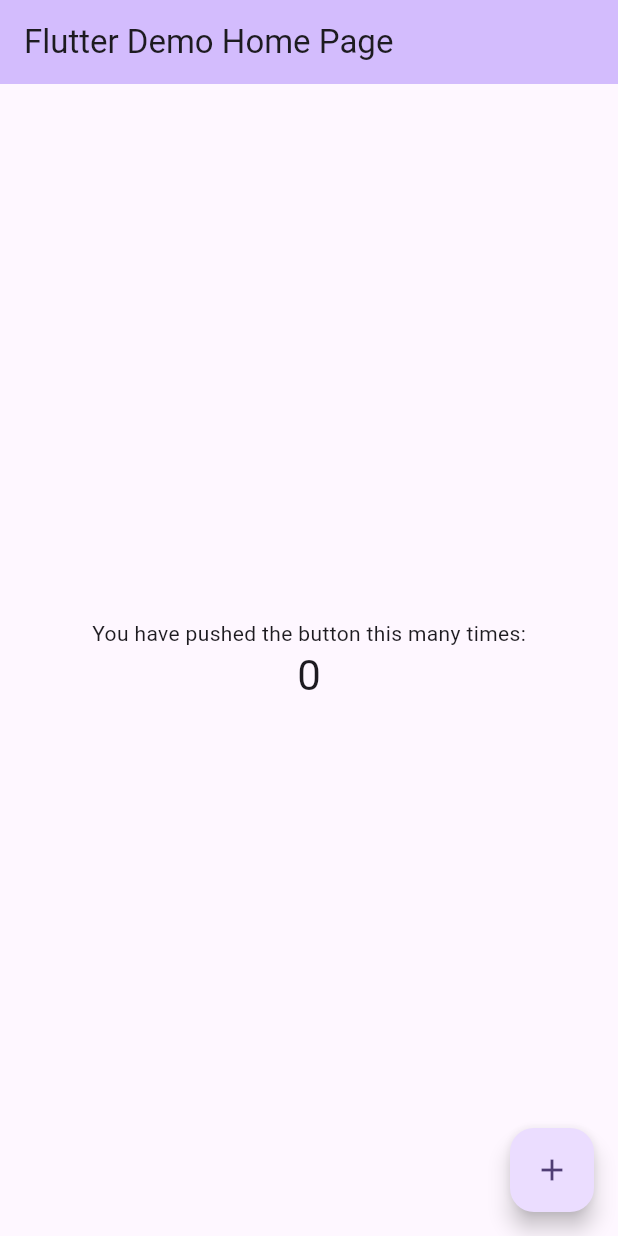
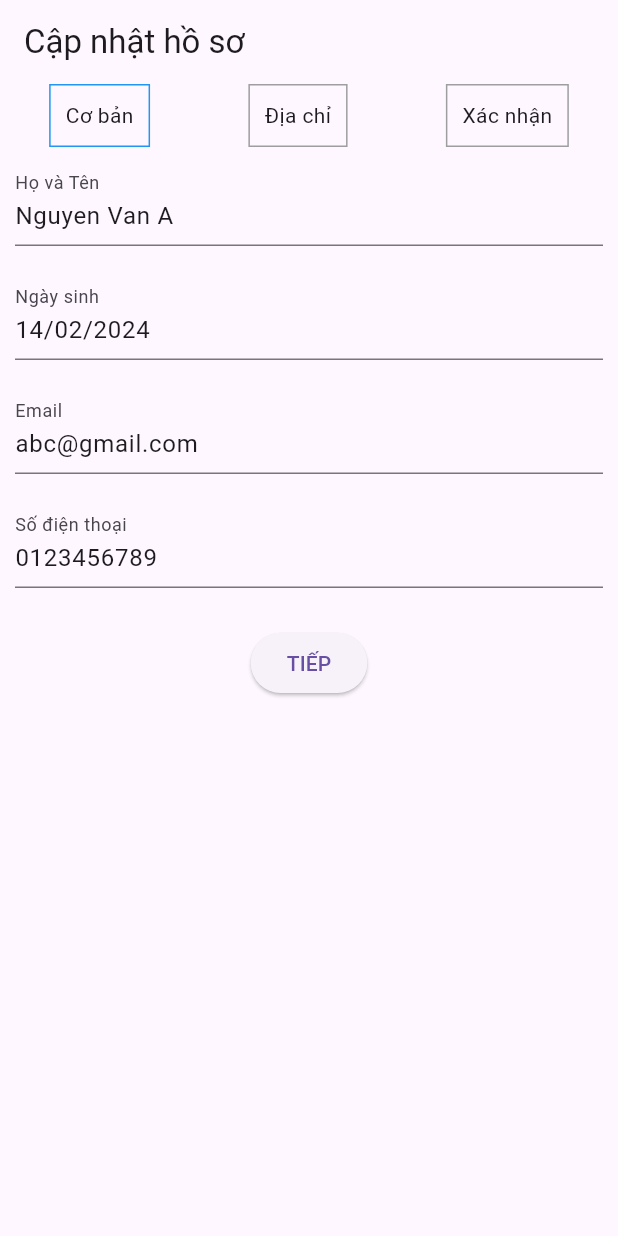
Before and after one commit to phucngdev/profile_local, a Flutter app: the screen it shows after launch, on a phone screen of 412 x 824 dp. Run offline on Flutter 3.47's test engine with Material 3 defaults, Android fonts, the light colour scheme and no system bars.

Commit message:
new design

```diff
--- a/lib/main.dart
+++ b/lib/main.dart
@@ -1,125 +1,211 @@
 import 'package:flutter/material.dart';
 
-void main() {
-  runApp(const MyApp());
+class CapNhatHoSo extends StatefulWidget {
+  const CapNhatHoSo({Key? key}) : super(key: key);
+
+  @override
+  State<CapNhatHoSo> createState() => _CapNhatHoSoState();
 }
 
-class MyApp extends StatelessWidget {
-  const MyApp({super.key});
+class _CapNhatHoSoState extends State<CapNhatHoSo> {
+  int _currentIndex = 0;
 
-  // This widget is the root of your application.
   @override
   Widget build(BuildContext context) {
-    return MaterialApp(
-      title: 'Flutter Demo',
-      theme: ThemeData(
-        // This is the theme of your application.
-        //
-        // TRY THIS: Try running your application with "flutter run". You'll see
-        // the application has a purple toolbar. Then, without quitting the app,
-        // try changing the seedColor in the colorScheme below to Colors.green
-        // and then invoke "hot reload" (save your changes or press the "hot
-        // reload" button in a Flutter-supported IDE, or press "r" if you used
-        // the command line to start the app).
-        //
-        // Notice that the counter didn't reset back to zero; the application
-        // state is not lost during the reload. To reset the state, use hot
-        // restart instead.
-        //
-        // This works for code too, not just values: Most code changes can be
-        // tested with just a hot reload.
-        colorScheme: ColorScheme.fromSeed(seedColor: Colors.deepPurple),
-        useMaterial3: true,
+    return Scaffold(
+      appBar: AppBar(
+        title: Text('Cập nhật hồ sơ'),
       ),
-      home: const MyHomePage(title: 'Flutter Demo Home Page'),
+      body: SingleChildScrollView(
+        child: Column(
+          children: [
+            _buildTabBar(),
+            _buildContent(),
+            SizedBox(height: 16),
+            _currentIndex == 2
+                ? ElevatedButton(
+                    onPressed: () {
+                      // TODO: Handle confirmation action
+                    },
+                    child: Text('XÁC NHẬN'),
+                  )
+                : ElevatedButton(
+                    onPressed: () {
+                      setState(() {
+                        _currentIndex += 1;
+                      });
+                    },
+                    child: Text('TIẾP'),
+                  ),
+          ],
+        ),
+      ),
+    );
+  }
+
+  Widget _buildTabBar() {
+    return Row(
+      mainAxisAlignment: MainAxisAlignment.spaceAround,
+      children: [
+        _buildTabItem(
+          text: 'Cơ bản',
+          index: 0,
+        ),
+        _buildTabItem(
+          text: 'Địa chỉ',
+          index: 1,
+        ),
+        _buildTabItem(
+          text: 'Xác nhận',
+          index: 2,
+        ),
+      ],
+    );
+  }
+
+  Widget _buildTabItem({required String text, required int index}) {
+    return GestureDetector(
+      onTap: () {
+        setState(() {
+          _currentIndex = index;
+        });
+      },
+      child: Container(
+        padding: EdgeInsets.all(10),
+        decoration: BoxDecoration(
+          border: Border.all(
+            color: _currentIndex == index ? Colors.blue : Colors.grey,
+          ),
+        ),
+        child: Text(text),
+      ),
+    );
+  }
+
+  Widget _buildContent() {
+    switch (_currentIndex) {
+      case 0:
+        return _buildCoBan();
+      case 1:
+        return _buildDiaChi();
+      case 2:
+        return _buildXacNhan();
+      default:
+        return Container();
+    }
+  }
+
+  Widget _buildCoBan() {
+    return Column(
+      children: [
+        _buildTextField(
+          label: 'Họ và Tên',
+          initialValue: 'Nguyen Van A',
+        ),
+        _buildTextField(
+          label: 'Ngày sinh',
+          initialValue: '14/02/2024',
+        ),
+        _buildTextField(
+          label: 'Email',
+          initialValue: 'abc@gmail.com',
+        ),
+        _buildTextField(
+          label: 'Số điện thoại',
+          initialValue: '0123456789',
+        ),
+      ],
+    );
+  }
+
+  Widget _buildDiaChi() {
+    return Column(
+      children: [
+        _buildTextField(
+          label: 'Tỉnh/Thành phố',
+          initialValue: '',
+        ),
+        _buildTextField(
+          label: 'Quận/Huyện',
+          initialValue: '',
+        ),
+        _buildTextField(
+          label: 'Phường/Xã',
+          initialValue: '',
+        ),
+        _buildTextField(
+          label: 'Địa chỉ',
+          initialValue: '',
+        ),
+        ElevatedButton(
+          onPressed: () {
+            setState(() {
+              _currentIndex -= 1;
+            });
+          },
+          child: Text('QUAY LẠI'),
+        ),
+      ],
+    );
+  }
+
+  Widget _buildXacNhan() {
+    return Column(
+      children: [
+        _buildTextField(
+          label: 'Họ và Tên',
+          initialValue: 'Nguyen Van A',
+        ),
+        _buildTextField(
+          label: 'Ngày sinh',
+          initialValue: '14/02/2024',
+        ),
+        _buildTextField(
+          label: 'Email',
+          initialValue: 'abc@gmail.com',
+        ),
+        _buildTextField(
+          label: 'Số điện thoại',
+          initialValue: '0123456789',
+        ),
+        _buildTextField(
+          label: 'Tỉnh/Thành phố',
+          initialValue: '',
+        ),
+        _buildTextField(
+          label: 'Quận/Huyện',
+          initialValue: '',
+        ),
+        _buildTextField(
+          label: 'Phường/Xã',
+          initialValue: '',
+        ),
+        _buildTextField(
+          label: 'Địa chỉ',
+          initialValue: '',
+        ),
+      ],
+    );
+  }
+
+  Widget _buildTextField({required String label, String? initialValue}) {
+    TextEditingController controller =
+        TextEditingController(text: initialValue);
+
+    return Padding(
+      padding: EdgeInsets.all(10),
+      child: TextField(
+        controller: controller,
+        decoration: InputDecoration(
+          labelText: label,
+        ),
+      ),
     );
   }
 }
 
-class MyHomePage extends StatefulWidget {
-  const MyHomePage({super.key, required this.title});
-
-  // This widget is the home page of your application. It is stateful, meaning
-  // that it has a State object (defined below) that contains fields that affect
-  // how it looks.
-
-  // This class is the configuration for the state. It holds the values (in this
-  // case the title) provided by the parent (in this case the App widget) and
-  // used by the build method of the State. Fields in a Widget subclass are
-  // always marked "final".
-
-  final String title;
-
-  @override
-  State<MyHomePage> createState() => _MyHomePageState();
+void main() {
+  runApp(MaterialApp(
+    home: CapNhatHoSo(),
+  ));
 }
-
-class _MyHomePageState extends State<MyHomePage> {
-  int _counter = 0;
-
-  void _incrementCounter() {
-    setState(() {
-      // This call to setState tells the Flutter framework that something has
-      // changed in this State, which causes it to rerun the build method below
-      // so that the display can reflect the updated values. If we changed
-      // _counter without calling setState(), then the build method would not be
-      // called again, and so nothing would appear to happen.
-      _counter++;
-    });
-  }
-
-  @override
-  Widget build(BuildContext context) {
-    // This method is rerun every time setState is called, for instance as done
-    // by the _incrementCounter method above.
-    //
-    // The Flutter framework has been optimized to make rerunning build methods
-    // fast, so that you can just rebuild anything that needs updating rather
-    // than having to individually change instances of widgets.
-    return Scaffold(
-      appBar: AppBar(
-        // TRY THIS: Try changing the color here to a specific color (to
-        // Colors.amber, perhaps?) and trigger a hot reload to see the AppBar
-        // change color while the other colors stay the same.
-        backgroundColor: Theme.of(context).colorScheme.inversePrimary,
-        // Here we take the value from the MyHomePage object that was created by
-        // the App.build method, and use it to set our appbar title.
-        title: Text(widget.title),
-      ),
-      body: Center(
-        // Center is a layout widget. It takes a single child and positions it
-        // in the middle of the parent.
-        child: Column(
-          // Column is also a layout widget. It takes a list of children and
-          // arranges them vertically. By default, it sizes itself to fit its
-          // children horizontally, and tries to be as tall as its parent.
-          //
-          // Column has various properties to control how it sizes itself and
-          // how it positions its children. Here we use mainAxisAlignment to
-          // center the children vertically; the main axis here is the vertical
-          // axis because Columns are vertical (the cross axis would be
-          // horizontal).
-          //
-          // TRY THIS: Invoke "debug painting" (choose the "Toggle Debug Paint"
-          // action in the IDE, or press "p" in the console), to see the
-          // wireframe for each widget.
-          mainAxisAlignment: MainAxisAlignment.center,
-          children: <Widget>[
-            const Text(
-              'You have pushed the button this many times:',
-            ),
-            Text(
-              '$_counter',
-              style: Theme.of(context).textTheme.headlineMedium,
-            ),
-          ],
-        ),
-      ),
-      floatingActionButton: FloatingActionButton(
-        onPressed: _incrementCounter,
-        tooltip: 'Increment',
-        child: const Icon(Icons.add),
-      ), // This trailing comma makes auto-formatting nicer for build methods.
-    );
-  }
-}
```
